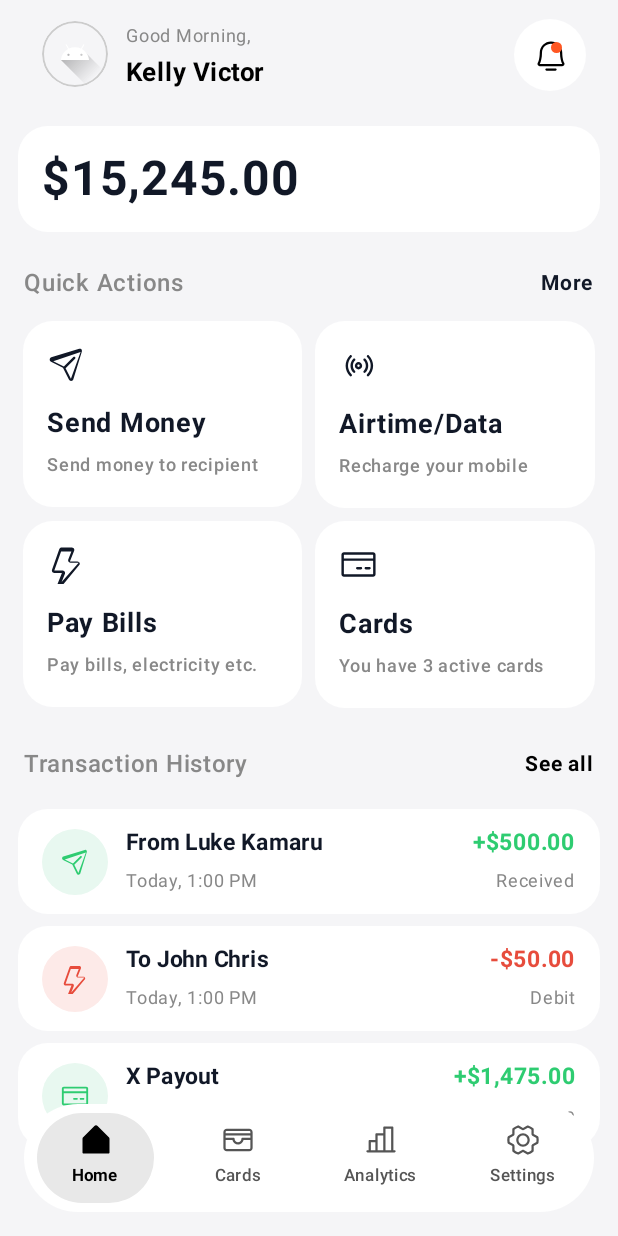
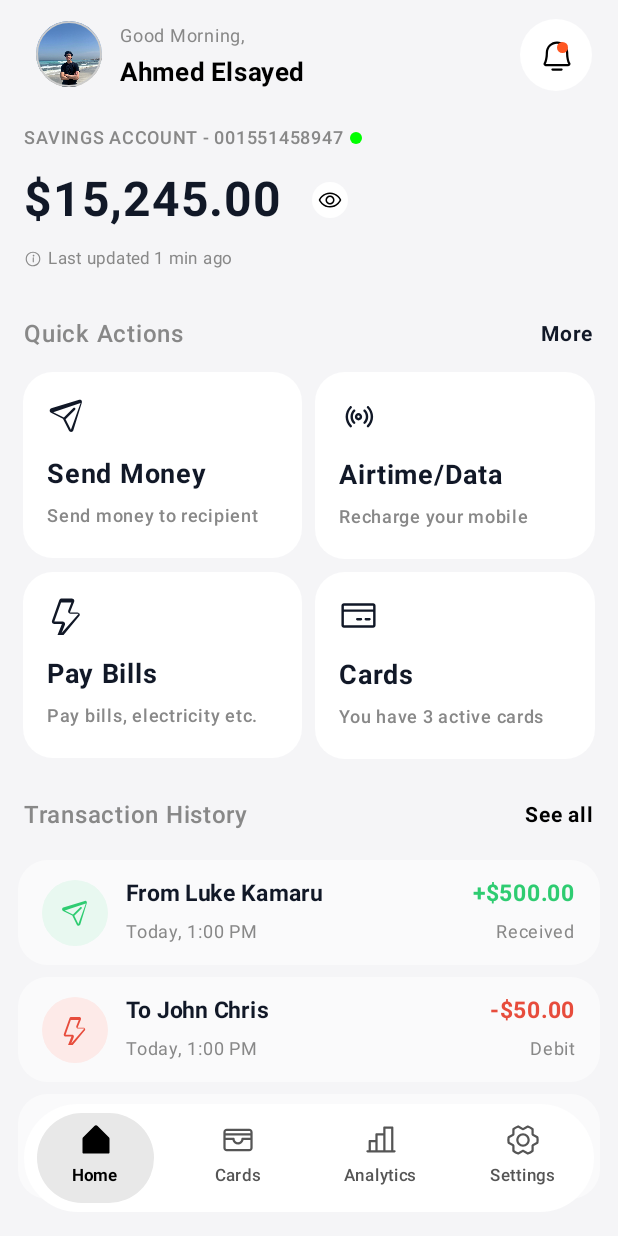
Before and after one commit to ahemdelsayedd010/Xpay, an Android app built with Jetpack Compose: the screen it shows after launch (MainActivity), on a phone screen of 412 x 824 dp. Run offline under Robolectric (Android 15) with nearby library versions, the phone set to English and light mode, and no system bars.

Commit message:
home screen done!

```diff
--- a/app/src/main/java/com/example/xpay/ui/navigation/BottomMenuContent.kt
+++ b/app/src/main/java/com/example/xpay/navigation/BottomMenuContent.kt
@@ -1,4 +1,4 @@
-package com.example.xpay.ui.navigation
+package com.example.xpay.navigation
 
 import androidx.annotation.DrawableRes
 
--- a/app/src/main/java/com/example/xpay/ui/navigation/BottomNavigation.kt
+++ b/app/src/main/java/com/example/xpay/navigation/BottomNavigation.kt
@@ -1,12 +1,12 @@
-package com.example.xpay.ui.navigation
+package com.example.xpay.navigation
 
+import androidx.compose.animation.core.VisibilityThreshold
 import androidx.compose.foundation.background
 import androidx.compose.foundation.clickable
 import androidx.compose.foundation.layout.Arrangement
 import androidx.compose.foundation.layout.Box
 import androidx.compose.foundation.layout.Column
 import androidx.compose.foundation.layout.Row
-import androidx.compose.foundation.layout.Spacer
 import androidx.compose.foundation.layout.fillMaxWidth
 import androidx.compose.foundation.layout.height
 import androidx.compose.foundation.layout.padding
--- /dev/null
+++ b/app/src/main/java/com/example/xpay/ui/components/SavingsAccountCard.kt
@@ -0,0 +1,115 @@
+package com.example.xpay.ui.components
+
+import androidx.compose.foundation.background
+import androidx.compose.foundation.clickable
+import androidx.compose.foundation.layout.Box
+import androidx.compose.foundation.layout.Column
+import androidx.compose.foundation.layout.Row
+import androidx.compose.foundation.layout.Spacer
+import androidx.compose.foundation.layout.fillMaxWidth
+import androidx.compose.foundation.layout.height
+import androidx.compose.foundation.layout.padding
+import androidx.compose.foundation.layout.size
+import androidx.compose.foundation.layout.width
+import androidx.compose.foundation.shape.CircleShape
+import androidx.compose.material3.Icon
+import androidx.compose.material3.Text
+import androidx.compose.runtime.Composable
+import androidx.compose.runtime.remember
+import androidx.compose.runtime.getValue
+import androidx.compose.runtime.mutableStateOf
+import androidx.compose.runtime.setValue
+import androidx.compose.ui.Alignment
+import androidx.compose.ui.Modifier
+import androidx.compose.ui.draw.clip
+import androidx.compose.ui.graphics.Color
+import androidx.compose.ui.res.painterResource
+import androidx.compose.ui.text.font.FontWeight
+import androidx.compose.ui.unit.dp
+import androidx.compose.ui.unit.sp
+import com.example.xpay.R
+import com.example.xpay.ui.theme.LightBg
+
+
+@Composable
+fun SavingsAccountCard(
+    accountNumber: String = "001551458947",
+    balanceCents: Long = 1524500L,
+    lastUpdatedText: String = "Last updated 1 min ago",
+    modifier: Modifier = Modifier
+) {
+    var isMasked by remember {
+        mutableStateOf(false)
+    }
+    Column(
+        modifier = Modifier
+            .fillMaxWidth()
+            .padding(4.dp)
+    ) {
+        // Top subtitle savings account - ****
+        Row(
+            verticalAlignment = Alignment.CenterVertically
+        ) {
+            Text(
+                text = "SAVINGS ACCOUNT - $accountNumber",
+                fontSize = 12.sp,
+                fontWeight = FontWeight.Medium,
+                color = Color.Gray
+            )
+            Spacer(modifier = Modifier.width(4.dp))
+            Box(
+                modifier = Modifier
+                    .size(8.dp)
+                    .clip(CircleShape)
+                    .background(Color.Green)
+            )
+        }
+        Spacer(modifier = Modifier.height(10.dp))
+
+        // Balance Amount with eye visibility
+        Row(
+            modifier = Modifier.fillMaxWidth(),
+            verticalAlignment = Alignment.CenterVertically
+        ) {
+            AmountText(modifier = modifier,
+                amountCents = balanceCents,
+                isMasked = isMasked,
+                fontSize = 32.sp)
+
+            Spacer(modifier = Modifier.width(16.dp))
+
+            Box(modifier = Modifier
+                .size(32.dp)
+                .padding(4.dp)
+                .clip(CircleShape)
+                .background(Color.White)
+                .clickable {
+                    isMasked = !isMasked
+                },
+                contentAlignment = Alignment.Center
+            ) {
+                Icon(
+                    painter = painterResource(if (!isMasked) R.drawable.ic_eye else R.drawable.ic_eye_slash),
+                    contentDescription = "Toggle balance privacy",
+                    Modifier.size(16.dp),
+                )
+            }
+        }
+        Spacer(modifier = Modifier.height(8.dp))
+
+        Row(verticalAlignment = Alignment.CenterVertically) {
+            Icon(
+                painter = painterResource(R.drawable.ph_details),
+                contentDescription = "details",
+                tint = Color.Gray,
+                modifier = Modifier.size(12.dp)
+            )
+            Spacer(modifier = Modifier.width(4.dp))
+            Text(
+                text = lastUpdatedText,
+                fontSize = 11.sp,
+                color = Color.Gray
+            )
+        }
+    }
+}
--- a/app/src/main/java/com/example/xpay/ui/components/TopBar.kt
+++ b/app/src/main/java/com/example/xpay/ui/components/TopBar.kt
@@ -37,11 +37,11 @@ fun TopBar(
     Row(
         modifier = Modifier
             .fillMaxWidth()
-            .padding(horizontal = 16.dp, vertical = 12.dp),
+            .padding(horizontal = 24.dp, vertical = 12.dp),
         horizontalArrangement = Arrangement.SpaceBetween,
         verticalAlignment = Alignment.CenterVertically
     ) {
-        // Left Side: Profile Image + Greeting Column
+        // Profile
         Row(
             verticalAlignment = Alignment.CenterVertically
         ) {
--- a/app/src/main/java/com/example/xpay/ui/components/TransactionItemTile.kt
+++ b/app/src/main/java/com/example/xpay/ui/components/TransactionItemTile.kt
@@ -28,6 +28,7 @@ import androidx.compose.ui.tooling.preview.Preview
 import androidx.compose.ui.unit.dp
 import androidx.compose.ui.unit.sp
 import com.example.xpay.R
+import com.example.xpay.ui.theme.CardSurfaceLight
 import com.example.xpay.ui.theme.DebitRed
 import com.example.xpay.ui.theme.DebitRedBg
 import com.example.xpay.ui.theme.IncomeGreen
@@ -90,7 +91,7 @@ fun TransactionItems(
         modifier = modifier
             .fillMaxWidth()
             .clip(RoundedCornerShape(20.dp))
-            .background(Color.White)
+            .background(CardSurfaceLight)
             .clickable { onClick() }
     ) {
         Row(
--- a/app/src/main/java/com/example/xpay/ui/home/HomeScreen.kt
+++ b/app/src/main/java/com/example/xpay/ui/home/HomeScreen.kt
@@ -15,18 +15,18 @@ import androidx.compose.foundation.verticalScroll
 import androidx.compose.runtime.Composable
 import androidx.compose.ui.Alignment
 import androidx.compose.ui.Modifier
+import androidx.compose.ui.res.painterResource
 import androidx.compose.ui.tooling.preview.Preview
 import androidx.compose.ui.unit.dp
 import com.example.xpay.R
+import com.example.xpay.navigation.BottomMenu
+import com.example.xpay.navigation.BottomMenuContent
 import com.example.xpay.ui.components.Action
-import com.example.xpay.ui.components.AmountText
-import com.example.xpay.ui.components.AppCard
 import com.example.xpay.ui.components.QuickAction
+import com.example.xpay.ui.components.SavingsAccountCard
 import com.example.xpay.ui.components.TopBar
 import com.example.xpay.ui.components.Transaction
 import com.example.xpay.ui.components.TransationItemTile
-import com.example.xpay.ui.navigation.BottomMenu
-import com.example.xpay.ui.navigation.BottomMenuContent
 import com.example.xpay.ui.theme.LightBg
 import com.example.xpay.ui.theme.XpayTheme
 
@@ -37,24 +37,26 @@ fun HomeScreen() {
             .fillMaxSize()
             .background(LightBg)
     ) {
+        // Main Screen Layout
         Column(
             modifier = Modifier
                 .fillMaxSize()
                 .statusBarsPadding()
+        ) {
+            // Top Header Bar (Fixed)
+            TopBar(name = "Ahmed Elsayed", image = painterResource(R.drawable.igl))
+
+            Spacer(modifier = Modifier.height(4.dp))
+
+            // Scrollable Content
+            Column(
+                modifier = Modifier
+                    .fillMaxSize()
                     .padding(horizontal = 12.dp)
                     .verticalScroll(rememberScrollState())
             ) {
-            // Top Header Bar
-            TopBar()
-
-            Spacer(modifier = Modifier.height(12.dp))
-
                 // Savings Account Balance Card
-            AppCard(modifier = Modifier.fillMaxWidth()) {
-                Column(modifier = Modifier.padding(16.dp)) {
-                    AmountText(amountCents = 1524500L)
-                }
-            }
+                SavingsAccountCard()
 
                 Spacer(modifier = Modifier.height(12.dp))
 
@@ -103,8 +105,9 @@ fun HomeScreen() {
 
                 Spacer(modifier = Modifier.height(100.dp))
             }
+        }
 
-        // Floating Bottom Navigation Bar with Filled Selected Icons
+        // Floating Bottom Navigation Bar
         BottomMenu(
             items = listOf(
                 BottomMenuContent("Home", R.drawable.ic_house_simple, R.drawable.ic_house_simple_fill),
--- a/app/src/main/java/com/example/xpay/ui/theme/Color.kt
+++ b/app/src/main/java/com/example/xpay/ui/theme/Color.kt
@@ -5,7 +5,7 @@ import androidx.compose.ui.graphics.Color
 val LightBg = Color(0xFFF5F5F7)
 val DarkBg = Color(0xFF121212)
 
-val CardSurfaceLight = Color(0xFFFFFFFF)
+val CardSurfaceLight = Color(0x7CFFFFFF)
 val CardSurfaceDark = Color(0xFF1E1E24)
 
 val DarkPhysicalCardBg = Color(0xFF1A1B20)
--- a/app/src/main/res/drawable/ic_eye.xml
+++ b/app/src/main/res/drawable/ic_eye.xml
@@ -1,9 +1,9 @@
 <vector xmlns:android="http://schemas.android.com/apk/res/android"
-    android:width="24dp"
-    android:height="24dp"
-    android:viewportWidth="24"
-    android:viewportHeight="24">
+    android:width="32dp"
+    android:height="32dp"
+    android:viewportWidth="256"
+    android:viewportHeight="256">
   <path
-      android:fillColor="#FF111827"
-      android:pathData="M12,4.5C7,4.5 2.73,7.61 1,12c1.73,4.39 6,7.5 11,7.5s9.27,-3.11 11,-7.5c-1.73,-4.39 -6,-7.5 -11,-7.5zM12,17c-2.76,0 -5,-2.24 -5,-5s2.24,-5 5,-5 5,2.24 5,5 -2.24,5 -5,5zM12,9c-1.66,0 -3,1.34 -3,3s1.34,3 3,3 3,-1.34 3,-3 -1.34,-3 -3,-3z"/>
+      android:pathData="M247.31,124.76c-0.35,-0.79 -8.82,-19.58 -27.65,-38.41C194.57,61.26 162.88,48 128,48S61.43,61.26 36.34,86.35C17.51,105.18 9,124 8.69,124.76a8,8 0,0 0,0 6.5c0.35,0.79 8.82,19.57 27.65,38.4C61.43,194.74 93.12,208 128,208s66.57,-13.26 91.66,-38.34c18.83,-18.83 27.3,-37.61 27.65,-38.4A8,8 0,0 0,247.31 124.76ZM128,192c-30.78,0 -57.67,-11.19 -79.93,-33.25A133.47,133.47 0,0 1,25 128,133.33 133.33,0 0,1 48.07,97.25C70.33,75.19 97.22,64 128,64s57.67,11.19 79.93,33.25A133.46,133.46 0,0 1,231.05 128C223.84,141.46 192.43,192 128,192ZM128,80a48,48 0,1 0,48 48A48.05,48.05 0,0 0,128 80ZM128,160a32,32 0,1 1,32 -32A32,32 0,0 1,128 160Z"
+      android:fillColor="#000000"/>
 </vector>
--- /dev/null
+++ b/app/src/main/res/drawable/ic_eye_slash.xml
@@ -0,0 +1,9 @@
+<vector xmlns:android="http://schemas.android.com/apk/res/android"
+    android:width="32dp"
+    android:height="32dp"
+    android:viewportWidth="256"
+    android:viewportHeight="256">
+  <path
+      android:pathData="M53.92,34.62A8,8 0,1 0,42.08 45.38L61.32,66.55C25,88.84 9.38,123.2 8.69,124.76a8,8 0,0 0,0 6.5c0.35,0.79 8.82,19.57 27.65,38.4C61.43,194.74 93.12,208 128,208a127.11,127.11 0,0 0,52.07 -10.83l22,24.21a8,8 0,1 0,11.84 -10.76ZM101.25,110.46 L142.92,156.31a32,32 0,0 1,-41.67 -45.85ZM128,192c-30.78,0 -57.67,-11.19 -79.93,-33.25A133.16,133.16 0,0 1,25 128c4.69,-8.79 19.66,-33.39 47.35,-49.38l18,19.75a48,48 0,0 0,63.66 70l14.73,16.2A112,112 0,0 1,128 192ZM134,96.57a8,8 0,0 1,3 -15.72,48.16 48.16,0 0,1 38.77,42.64 8,8 0,0 1,-7.22 8.71,6.39 6.39,0 0,1 -0.75,0 8,8 0,0 1,-8 -7.26A32.09,32.09 0,0 0,134 96.57ZM247.28,131.26c-0.42,0.94 -10.55,23.37 -33.36,43.8a8,8 0,1 1,-10.67 -11.92A132.77,132.77 0,0 0,231.05 128a133.15,133.15 0,0 0,-23.12 -30.77C185.67,75.19 158.78,64 128,64a118.37,118.37 0,0 0,-19.36 1.57A8,8 0,1 1,106 49.79,134 134,0 0,1 128,48c34.88,0 66.57,13.26 91.66,38.35 18.83,18.83 27.3,37.62 27.65,38.41A8,8 0,0 1,247.31 131.26Z"
+      android:fillColor="#000000"/>
+</vector>
```
Also changed, not shown: app/src/main/res/drawable/igl.jpeg (added). Lines whose indentation alone changed are shown as unchanged.
